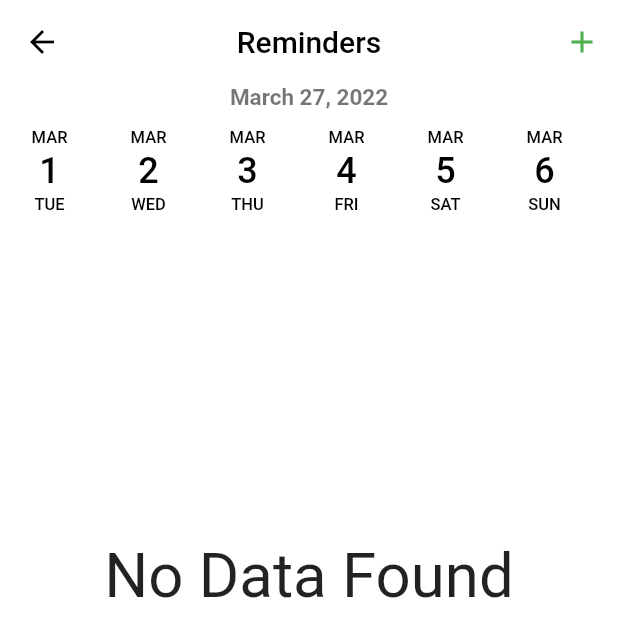
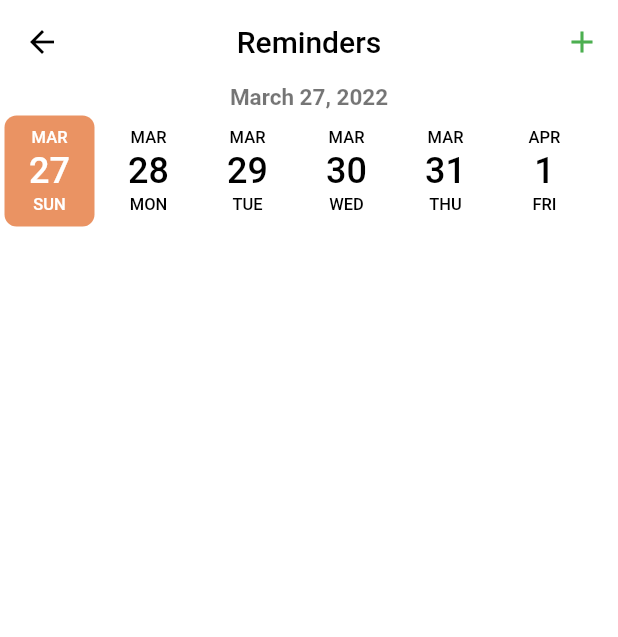
Before and after one commit to ssaadullah9/-Gluco-Note, a Flutter app: the ReminderScreeen screen opened directly, on a phone screen of 412 x 824 dp. Shown: the top 637 px of the screen. Run offline on Flutter 3.47's test engine with Material 2 defaults, Android fonts, the light colour scheme and no system bars; drawn by our look-alikes of date_picker_timeline; our stand-ins replace awesome_dialog, cloud_firestore, date_time_picker, dropdown_button2, flutter_speed_dial, flutter_svg and 7 more; missing offline and left inert: day_night_time_picker, number_inc_dec, syncfusion_flutter_pdf; accounts and stored records are empty.

Commit message:
Reminder done

```diff
--- a/lib/const/colors.dart
+++ b/lib/const/colors.dart
@@ -1,6 +1,6 @@
 import 'package:flutter/material.dart';
 
-//const mainColor = Color(0xffc5cda9);
-const mainColor = Colors.blueGrey ;
+const mainColor = Color(0xffEA9363);
+//const mainColor = Colors.blueGrey ;
 const secondColor = Color(0xff000000);
 const textColor = Color(0xff000000);
--- a/lib/controller/splash_controller.dart
+++ b/lib/controller/splash_controller.dart
@@ -7,7 +7,7 @@ import '/screens/login.dart';
 class SplashController extends GetxController {
 
   void startTimer(){
-    Timer(Duration(seconds: 250), () {
+    Timer(Duration(seconds: 5), () {
       Get.off(()=>LoginScreen());
     });
 
--- a/lib/main.dart
+++ b/lib/main.dart
@@ -5,10 +5,7 @@ import 'package:flutter/material.dart';
  import 'package:get/get.dart';
 import 'package:test_saja/screens/bottom_bar_screens/reminder.dart';
 import 'package:test_saja/screens/health_record.dart';
-import 'package:test_saja/screens/in_taks_screen.dart';
  import 'package:test_saja/screens/splash_screen.dart';
-
-import 'screens/mainpage.dart';
 
 
 
@@ -26,7 +23,7 @@ class MyApp extends StatelessWidget {
       theme: ThemeData(
         primarySwatch: primaryColor,
       ),
-      home: MainScreen(),
+      home: SplashScreen(),
       // initialRoute: '/',
       //   routes: {
          //  '/': (context) => SplashScreen(),
--- a/lib/screens/addreminder.dart
+++ b/lib/screens/addreminder.dart
@@ -132,7 +132,7 @@ class AddnewReminder extends StatelessWidget {
                               context: context,
                               dialogType: DialogType.ERROR,
                               animType: AnimType.BOTTOMSLIDE,
-                              title: 'Eroor',
+                              title: 'Error',
                               desc: 'You must fill all the information',
                               btnOkOnPress: () {},
                             )..show();
--- a/lib/screens/bottom_bar_screens/logbook.dart
+++ b/lib/screens/bottom_bar_screens/logbook.dart
@@ -247,11 +247,11 @@ List<String> Calcolumn = [
     ['Solid','15','${intl.DateFormat.yMd().format(DateTime.now())}','10 Cal','Meat'],
   ];
   List<String> Glucolumn = [
-    'Type',
+    'Category',
     'Time',
     'Date',
-    'Calories',
-    'Details',
+    'Amount',
+
   ];
   List<List<String>> Glurow  = [
    /* ['Solid','10','${intl.DateFormat.yMd().format(DateTime.now())}','100 Cal','Egg'],
--- a/lib/screens/bottom_bar_screens/reminder.dart
+++ b/lib/screens/bottom_bar_screens/reminder.dart
@@ -49,7 +49,7 @@ class _ReminderScreeenState extends State<ReminderScreeen> {
             ),
           ),
           DatePicker(
-            DateTime.parse('2022-03-01'),
+            DateTime.parse(DateTime.now().toString()),
                 initialSelectedDate: DateTime.now(),
                   onDateChange: (date){
                     print('============');
@@ -69,7 +69,7 @@ class _ReminderScreeenState extends State<ReminderScreeen> {
                     print('============');
               },
                 //ToDO Convert Color To HexaDecimal
-            selectionColor: Colors.orangeAccent.withOpacity(.8),
+            selectionColor: Color(0xffEA9363),
           ),
           //ToDo DateTime From FireBase Has Data And DateTime From FireBase == DateTime Swelected
             FutureBuilder(
@@ -81,34 +81,25 @@ class _ReminderScreeenState extends State<ReminderScreeen> {
                  );
                }
                else{
-                 bool dontFound = false;
-                 List<int> numReminder=[];
-                 for(int i=0;i<snapshot.data.docs.length;i++){
+                 return Expanded(
+                   child: ListView.builder(
+                     itemCount: snapshot.data.docs.length,
+                     itemBuilder: (context, index) {
+                       print(DateFormat.yMd().format(controller.d.value));
+                       print('\n');
+                       print( DateFormat.yMd().format(
+                         DateTime.parse(snapshot.data!.docs[index]
+                         ['Reminder_Date'])
+                       ));
+
                        if(DateFormat.yMd().format(controller.d.value)==DateFormat.yMd().format(
-                       DateTime.parse(snapshot.data!.docs[i]
+                           DateTime.parse(snapshot.data!.docs[index]
                            ['Reminder_Date'])
                            )
                        ){
-                     numReminder.add(i);
-                    // remiderData.add(snapshot.data!.docs[i]);
-                   }
-                 }
-                 print(numReminder);
-                 return numReminder.isEmpty
-                     ?Center(child: Column(
-                       children: [
-                         SizedBox(height: Get.width * 0.5,),
-                         Text('No Data Found',style: TextStyle(
-                   fontSize: Get.width * 0.1
-                 ),),
-                       ],
-                     ),)
-                     :Expanded(
-                   child: ListView.builder(
-                     itemCount: numReminder.length,
-                     itemBuilder: (context, index) {
+                         print("Oooook");
                          return ExpansionTile(
-                         title: Text('${snapshot.data!.docs[numReminder[index]]['Reminder_Type']}'),
+                           title: Text('${snapshot.data!.docs[index]['Reminder_Type']}'),
                            children: [
                              Card(
                                margin: EdgeInsets.all(20.0),
@@ -120,8 +111,8 @@ class _ReminderScreeenState extends State<ReminderScreeen> {
                                      child: Text(
                                        //   '${reminderList[index]['Reminder_Date']}'),
                                          '${
-                                           DateFormat.d().format(
-                                               DateTime.parse(                                           snapshot.data!.docs[index]['Reminder_Date']
+                                             DateFormat.Hm().format(
+                                                 DateTime.parse(snapshot.data!.docs[index]['Reminder_Date']
                                                  )
                                              )
                                          }'),
@@ -132,12 +123,8 @@ class _ReminderScreeenState extends State<ReminderScreeen> {
                                        Expanded(
                                          child: Text(
                                            // '${reminderList[index]['Reminder_Date']}'),
-                                           '${snapshot.data!.docs[numReminder[index]]['Remindnder_Description']}'),
+                                             '${snapshot.data!.docs[index]['Remindnder_Description']}'),
                                        ),
-                                     Expanded(child: Text('${
-                                         snapshot.data!.docs[numReminder[index]]
-                                         ['Reminder_Time']
-                                     }'))
                                      ],
                                    ),
 
@@ -152,34 +139,21 @@ class _ReminderScreeenState extends State<ReminderScreeen> {
                              )
                            ],
                          );
-                       // print(DateFormat.yMd().format(controller.d.value));
-                       // print('\n');
-                       // print( DateFormat.yMd().format(
-                       //   DateTime.parse(snapshot.data!.docs[index]
-                       //   ['Reminder_Date'])
-                       // ));
-                       // if(DateFormat.yMd().format(controller.d.value)==DateFormat.yMd().format(
-                       //     DateTime.parse(snapshot.data!.docs[numReminder[index]]
-                       //     ['Reminder_Date'])
-                       //     )
-                       // ){
-                       //   if(!dontFound)
-                       //     dontFound = true;
-                       //   //print("Oooook");
-                       //   return
-                       // }else{
-                       //   print("Noooooooo");
-                       //   return SizedBox();
-                       // }
+                       }else{
+                         print("Noooooooo");
+                         return SizedBox();
+
+                       }
+
                      },
+
                    ),
                  );
                }
-
-                //Text("") ;
             },
 
           ),
+
 
         ],
       ),
--- a/lib/screens/splash_screen.dart
+++ b/lib/screens/splash_screen.dart
@@ -18,7 +18,7 @@ class _SplashScreenState extends State<SplashScreen> with SingleTickerProviderSt
   @override
   void initState() {
     _controller = AnimationController(
-      duration: const Duration(milliseconds: 5000),
+      duration: const Duration(milliseconds: 2000),
       vsync: this,
     );
     _controller!.repeat();
@@ -63,7 +63,6 @@ class _SplashScreenState extends State<SplashScreen> with SingleTickerProviderSt
                         ],
                       ),
                     ),
-
                   ],
                 )
               ],
```
Also changed, not shown: lib/screens/health_info.dart (+14 -8 lines), lib/screens/login.dart (+7 -12 lines), lib/screens/signup.dart (+3 -8 lines). Lines whose indentation alone changed are shown as unchanged.
